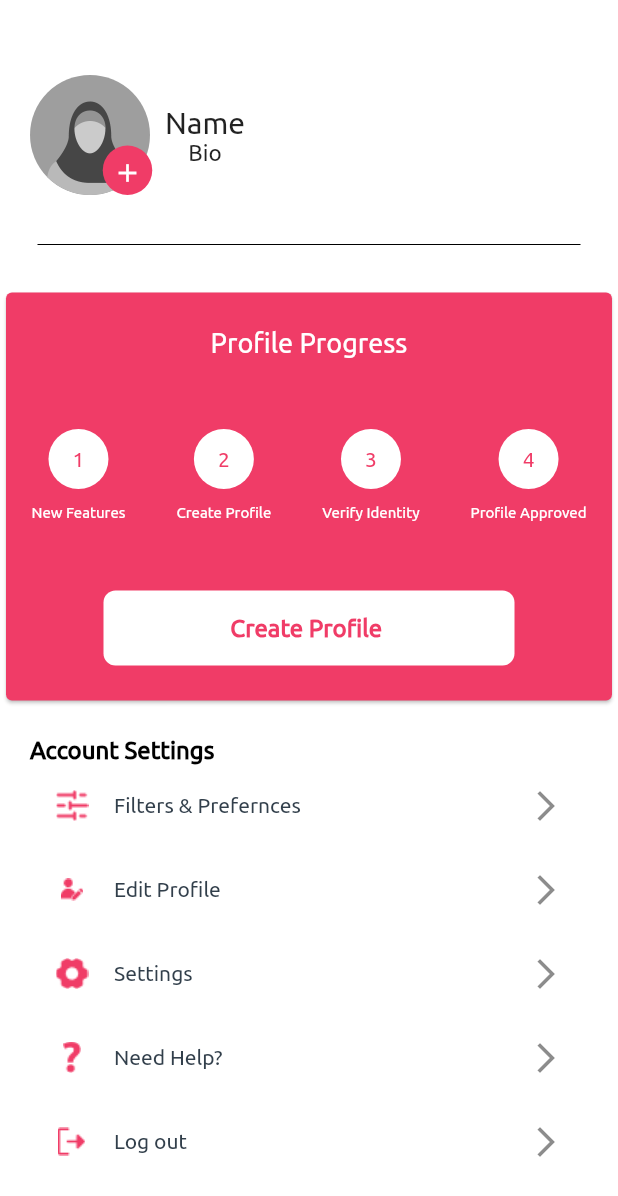
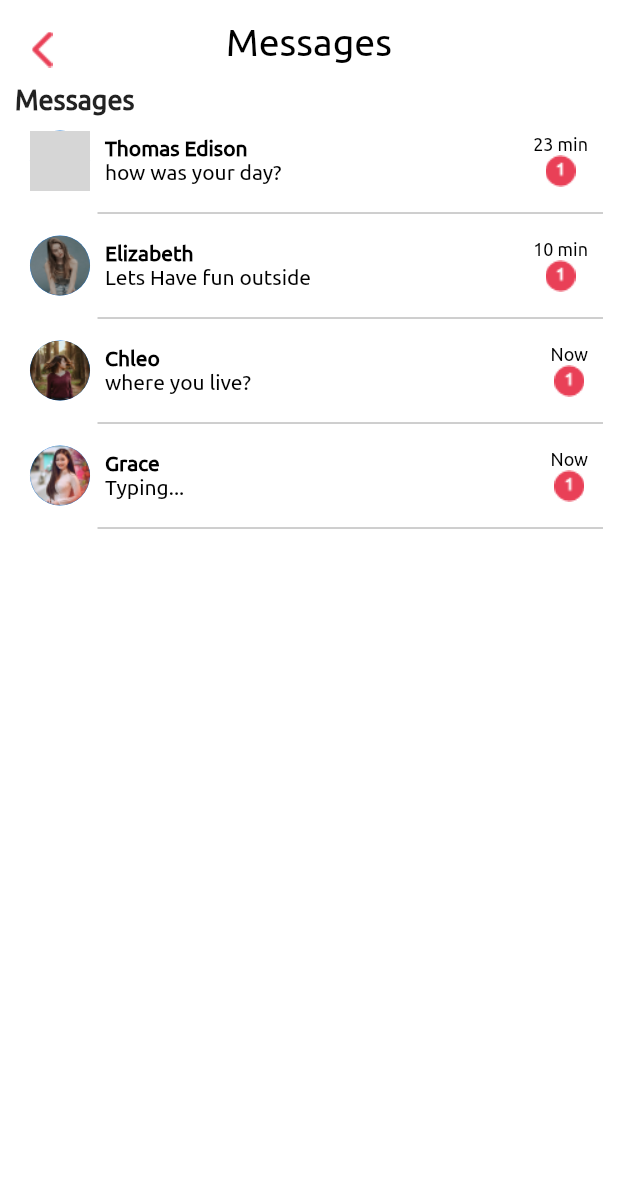
Before and after one commit to sohaibqureshi234/UI, a Flutter app: the screen it shows after launch, on a phone screen of 412 x 824 dp. Shown: the top 1196 px of the screen. Run offline on Flutter 3.47's test engine with Material 2 defaults, Android fonts, the phone set to English and light mode, and no system bars; our stand-ins replace flutter_switch, image_picker; missing offline and left inert: linear_step_indicator; grey boxes are pictures that could not be loaded.

Commit message:
22.jun.2022

```diff
--- /dev/null
+++ b/lib/Message/Messages.dart
@@ -0,0 +1,119 @@
+import 'package:flutter/material.dart';
+import 'package:muslimdatingapp/constant/constant_widgets.dart';
+import 'package:muslimdatingapp/utils/color_resources.dart';
+import 'package:muslimdatingapp/utils/custom_themes.dart';
+
+class Messages extends StatefulWidget {
+  const Messages({Key? key}) : super(key: key);
+
+  @override
+  State<Messages> createState() => _MessagesState();
+}
+
+class _MessagesState extends State<Messages> {
+  @override
+  Widget build(BuildContext context) {
+    return Scaffold(
+      backgroundColor: Colors.white,
+      appBar: AppBar(
+        leading: InkWell(
+            onTap: () {
+              Navigator.pop(context);
+            },
+            child: Padding(
+                padding: EdgeInsets.only(top: 10, bottom: 0),
+                child: Image.asset("assets/images/png/back.png"))),
+        shadowColor: Colors.white,
+        elevation: 0,
+        backgroundColor: Colors.white,
+        centerTitle: true,
+        title: Text(
+          "Messages",
+          style: ubuntuRegular.copyWith(
+              fontSize: 25, fontWeight: FontWeight.w500, color: Colors.black),
+        ),
+      ),
+      body: Padding(
+        padding: const EdgeInsets.only(left: 10,right: 10),
+        child: Column(
+          mainAxisAlignment: MainAxisAlignment.start,
+          crossAxisAlignment: CrossAxisAlignment.start,
+          children: [
+            Text(
+              "Messages",
+              style: ubuntuRegular.copyWith(
+                  fontWeight: FontWeight.w700, fontSize: 18),
+            ),
+            getChatlist(
+                img:"assets/images/jpg/man.jfif",
+                name: "Thomas Edison",
+                time: "23 min",
+                text: "how was your day?",
+                count:"" ),
+            Divider(color: Colors.grey,height: 10,endIndent: 0,indent: 55,), getChatlist(
+                img:"assets/images/png/grace.png",
+                name: "Elizabeth",
+                time: "10 min",
+                text: "Lets Have fun outside",
+                count:"" ),
+            Divider(color: Colors.grey,height: 10,endIndent: 0,indent: 55,), getChatlist(
+                img:"assets/images/png/elizabeth.png",
+                name: "Chleo",
+                time: "Now",
+                text: "where you live?",
+                count:"" ),
+            Divider(color: Colors.grey,height: 10,endIndent: 0,indent: 55,), getChatlist(
+                img:"assets/images/png/chatphoto.png",
+                name: "Grace",
+                time: "Now",
+                text: "Typing...",
+                count:"" ),
+            Divider(color: Colors.grey,height: 10,endIndent: 0,indent: 55,),
+          ],
+        ),
+      ),
+    );
+  }
+
+  getChatlist(
+      {required String img,
+      required String name,
+      required String time,
+      required String text,
+      required String count}) {
+    return Column(
+      children: [
+        Container(
+          padding: EdgeInsets.all(10),
+          child: Row(
+            children: [
+              CircleAvatar(backgroundImage: AssetImage(img),),
+              Expanded(
+                child: Row(
+                    mainAxisAlignment: MainAxisAlignment.spaceBetween,
+                  children: [
+
+                  Padding(
+                    padding: const EdgeInsets.only(left: 10),
+                    child: Column( crossAxisAlignment: CrossAxisAlignment.start,
+                      children: [
+                      Text(name,style: ubuntuRegular.copyWith(color: Colors.black,fontSize: 14,fontWeight: FontWeight.w700),),
+                      Text(text,style: ubuntuRegular.copyWith(color: Colors.black,fontSize: 14,fontWeight: FontWeight.w300),),
+                    ],
+                    ),
+                  ),
+                  Column(children: [
+                    Text(time,style: ubuntuRegular.copyWith(color: Colors.black,fontSize: 12,fontWeight: FontWeight.w300),),
+                    Image.asset("assets/images/png/msgindicator.png"),
+
+                  ],)
+                ],),
+              ),
+
+            ],
+          ),
+        ),
+      ],
+    );
+  }
+}
--- a/lib/constant/constant_widgets.dart
+++ b/lib/constant/constant_widgets.dart
@@ -26,9 +26,14 @@ PinkappbarWidget(BuildContext context,
         onTap: (){
           Navigator.pop(context);
         },
-          child: Image.asset("assets/images/png/back.png")),
+          child: Padding(
+              padding: EdgeInsets.only(top: 10,bottom: 0),
+              child: Image.asset("assets/images/png/back.png"))),
       backgroundColor: Colors.white,
-      title: Text(title), titleTextStyle: TextStyle(
+
+      title: Padding(
+        padding: EdgeInsets.only(top: 10,bottom: 0),
+          child: Text(title)), titleTextStyle: TextStyle(
       color: Color(0xffF03C67),
       fontWeight: FontWeight.w500,
       fontSize: 31,
--- a/lib/main.dart
+++ b/lib/main.dart
@@ -1,4 +1,5 @@
 import 'package:flutter/material.dart';
+import 'package:muslimdatingapp/Message/Messages.dart';
 import 'package:muslimdatingapp/views/screens/Convert/Revert.dart';
 import 'package:muslimdatingapp/views/screens/DOBpopup.dart';
 import 'package:muslimdatingapp/views/screens/Edit%20Profile/Edit_Profile.dart';
@@ -37,7 +38,7 @@ class MyApp extends StatelessWidget {
 
         primarySwatch: Colors.blue,
       ),
-      home: const ProfileProgress(),
+      home:  Messages(),
     );
   }
 }
--- a/pubspec.yaml
+++ b/pubspec.yaml
@@ -41,6 +41,7 @@ dependencies:
   path: any
 
   linear_step_indicator: ^1.0.0+3
+  flutter_slidable: ^0.5.7
 
 dev_dependencies:
   flutter_test:
```
Also changed, not shown: assets/images/png/chatphoto.png (added), assets/images/png/elizabeth.png (added), assets/images/png/grace.png (added), assets/images/png/msgindicator.png (added), pubspec.lock, 1 other file.
